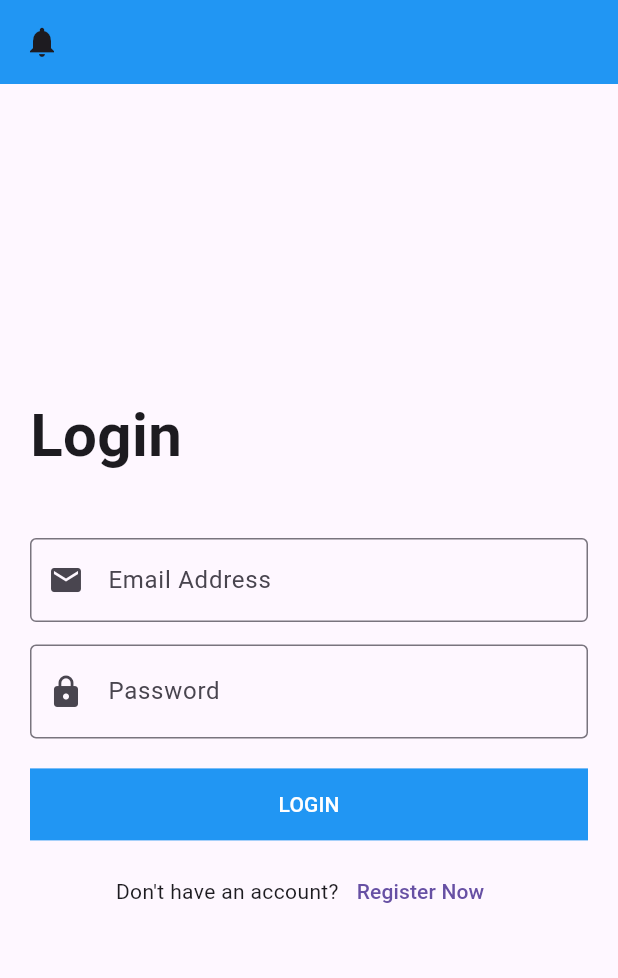
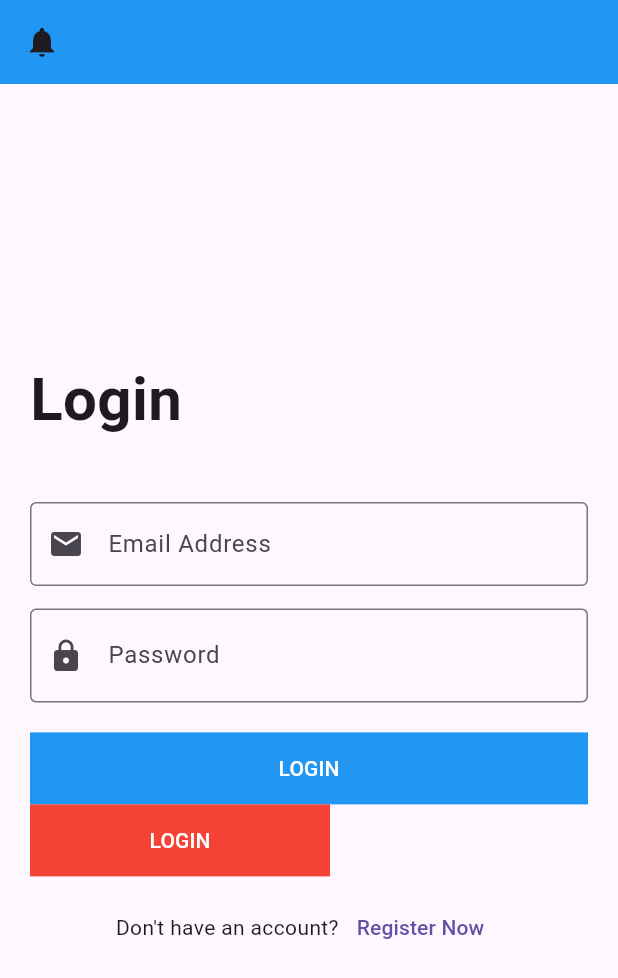
Before and after one commit to MHT25/mht_flutter, a Flutter app: the screen it shows after launch, on a phone screen of 412 x 824 dp. Shown: the top 978 px of the screen. Run offline on Flutter 3.47's test engine with Material 3 defaults, Android fonts, the phone set to English and light mode, and no system bars.

Commit message:
Updating my project

```diff
--- a/lib/modules/login/login_screen.dart
+++ b/lib/modules/login/login_screen.dart
@@ -1,4 +1,12 @@
 import 'package:flutter/material.dart';
+import 'package:mht_flutter/shared/components/components.dart';
+
+//reusable components:
+
+// 1.timing
+// 2.refactor
+// 3.quality
+
 
 class LoginScreen extends StatelessWidget
 {
@@ -59,18 +67,23 @@ class LoginScreen extends StatelessWidget
                 ),
                 SizedBox(
                   height: 20,),
-                Container(width: double.infinity,
-                  color: Colors.blue,
-                  child: MaterialButton(onPressed: ()
+                defaultButton(
+                    text:'login',
+                  function:()
                   {
                     print(emailController.text);
                     print(passwordController.text);
                   },
-                  child: Text('LOGIN',
-                  style: TextStyle(
-                    color: Colors.white,
-                  ),),
-                  ),
+                ),
+                defaultButton(
+                  text:'login',
+                  background: Colors.red,
+                  width: 200,
+                  function:()
+                  {
+                    print(emailController.text);
+                    print(passwordController.text);
+                  },
                 ),
                 SizedBox(
                   height:10 ,),
--- a/lib/shared/components/components.dart
+++ b/lib/shared/components/components.dart
@@ -0,0 +1,21 @@
+import 'package:flutter/cupertino.dart';
+import 'package:flutter/material.dart';
+
+Widget defaultButton({
+  double width = double.infinity,
+  Color background = Colors.blue,
+  required Function function,
+  required String text,
+})=>
+    Container(
+      width: width,
+      color: background,
+      child: MaterialButton(
+        onPressed:(){},
+        child: Text(
+        text.toUpperCase(),
+          style: TextStyle(
+            color: Colors.white,
+    ),),
+    ),
+  );
```
